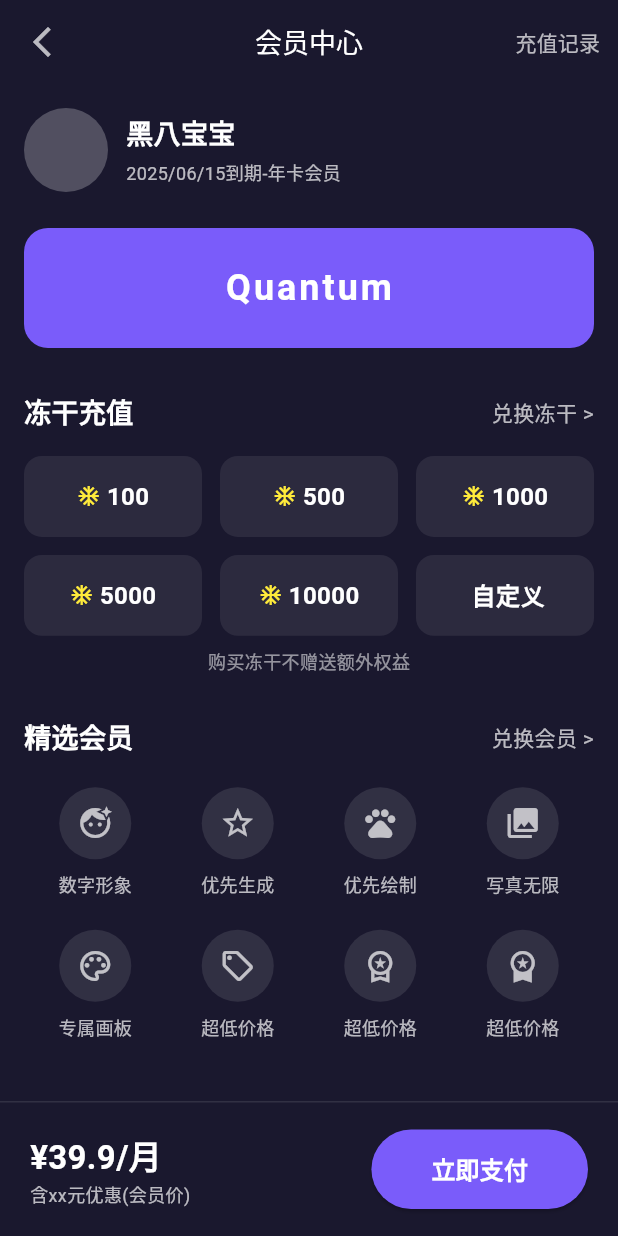
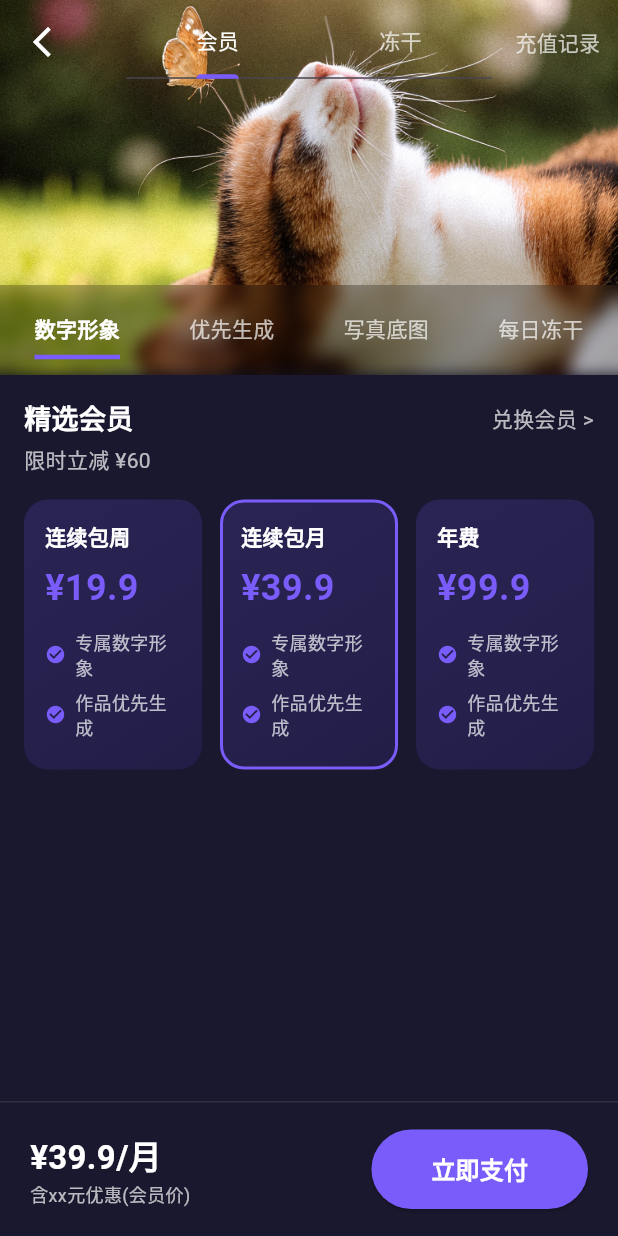
Before and after one commit to dongyangTHU/xhmflutter, a Flutter app: the MembershipRechargePage screen opened by its route, on a phone screen of 412 x 824 dp. Run offline on Flutter 3.47's test engine with Material 3 defaults, Android fonts, the phone set to English and light mode, and no system bars; our stand-ins replace go_router, image_picker, photo_view.

Commit message:
Initial commit of the pet app project

```diff
--- a/lib/pages/membership_recharge_page.dart
+++ b/lib/pages/membership_recharge_page.dart
@@ -1,6 +1,8 @@
 // lib/pages/membership_recharge_page.dart
 
+import 'dart:ui';
 import 'package:flutter/material.dart';
+import 'dart:async';
 
 class MembershipRechargePage extends StatefulWidget {
   const MembershipRechargePage({super.key});
@@ -9,8 +11,83 @@ class MembershipRechargePage extends StatefulWidget {
   State<MembershipRechargePage> createState() => _MembershipRechargePageState();
 }
 
-class _MembershipRechargePageState extends State<MembershipRechargePage> {
+class _MembershipRechargePageState extends State<MembershipRechargePage>
+    with SingleTickerProviderStateMixin {
+  late final TabController _tabController;
+  late final PageController _bannerPageController;
+  Timer? _bannerTimer;
+
+  int _selectedPrivilegeIndex = 0;
+  int _currentBannerSubIndex = 0;
+
+  final List<List<String>> _moduleBannerImages = [
+    [
+      'assets/images/cat1.jpg',
+      'assets/images/cat2.jpg',
+      'assets/images/cat3.jpg'
+    ],
+    ['assets/images/cat4.jpg', 'assets/images/cat5.jpg'],
+    [
+      'assets/images/cat6.jpg',
+      'assets/images/cat7.jpg',
+      'assets/images/cat8.jpg'
+    ],
+    ['assets/images/cat9.jpg'],
+  ];
+  final List<String> _privilegeLabels = ['数字形象', '优先生成', '写真底图', '每日冻干'];
   int _selectedPlanIndex = 1;
+
+  @override
+  void initState() {
+    super.initState();
+    _tabController = TabController(length: 2, vsync: this);
+    _bannerPageController = PageController();
+    _startBannerTimer();
+  }
+
+  @override
+  void dispose() {
+    _tabController.dispose();
+    _bannerPageController.dispose();
+    _bannerTimer?.cancel();
+    super.dispose();
+  }
+
+  void _startBannerTimer() {
+    _bannerTimer?.cancel();
+    _bannerTimer = Timer.periodic(const Duration(seconds: 5), (timer) {
+      if (!mounted || !_bannerPageController.hasClients) return;
+
+      List<String> currentModuleImages =
+          _moduleBannerImages[_selectedPrivilegeIndex];
+      int nextSubIndex = _currentBannerSubIndex + 1;
+
+      if (nextSubIndex >= currentModuleImages.length) {
+        int nextModuleIndex =
+            (_selectedPrivilegeIndex + 1) % _moduleBannerImages.length;
+
+        if (mounted) {
+          setState(() {
+            _selectedPrivilegeIndex = nextModuleIndex;
+            _currentBannerSubIndex = 0;
+          });
+        }
+
+        _bannerPageController.jumpToPage(0);
+      } else {
+        if (mounted) {
+          setState(() {
+            _currentBannerSubIndex = nextSubIndex;
+          });
+        }
+        _bannerPageController.animateToPage(
+          _currentBannerSubIndex,
+          duration: const Duration(milliseconds: 400),
+          curve: Curves.easeInOut,
+        );
+      }
+    });
+  }
 
   static const Color _primaryColor = Color(0xFF7A5CFA);
   static const Color _scaffoldBgColor = Color(0xFF1A182E);
@@ -19,43 +96,37 @@ class _MembershipRechargePageState extends State<MembershipRechargePage> {
   Widget build(BuildContext context) {
     return Scaffold(
       backgroundColor: _scaffoldBgColor,
-      appBar: _buildAppBar(),
-      body: SingleChildScrollView(
-        child: Padding(
-          padding: const EdgeInsets.symmetric(horizontal: 16.0),
-          child: Column(
-            crossAxisAlignment: CrossAxisAlignment.start,
+      extendBodyBehindAppBar: true,
+      appBar: _buildAppBar(context),
+      body: TabBarView(
+        controller: _tabController,
         children: [
-              const SizedBox(height: 16),
-              _buildUserInfoSection(),
-              const SizedBox(height: 24),
-              _buildQuantumBanner(),
-              const SizedBox(height: 30),
-              _buildFreezeDriedSection(),
-              const SizedBox(height: 30),
-              _buildMembershipPrivilegesSection(),
-              const SizedBox(height: 30),
-              _buildPricingSection(),
-              const SizedBox(height: 120),
+          _buildMembershipTab(context),
+          _buildFreezeDriedTab(context),
         ],
       ),
-        ),
-      ),
-      bottomNavigationBar: _buildBottomPayBar(),
     );
   }
 
-  AppBar _buildAppBar() {
+  AppBar _buildAppBar(BuildContext context) {
     return AppBar(
-      backgroundColor: _scaffoldBgColor,
+      backgroundColor: Colors.transparent,
       elevation: 0,
       leading: IconButton(
-        icon: const Icon(Icons.arrow_back_ios_new, color: Colors.white70),
+        icon: const Icon(Icons.arrow_back_ios_new, color: Colors.white),
         onPressed: () => Navigator.of(context).pop(),
       ),
-      title: const Text(
-        '会员中心',
-        style: TextStyle(color: Colors.white, fontSize: 18),
+      title: TabBar(
+        controller: _tabController,
+        labelColor: Colors.white,
+        unselectedLabelColor: Colors.white70,
+        indicatorColor: _primaryColor,
+        indicatorWeight: 3,
+        indicatorSize: TabBarIndicatorSize.label,
+        tabs: const [
+          Tab(text: '会员'),
+          Tab(text: '冻干'),
+        ],
       ),
       centerTitle: true,
       actions: [
@@ -70,182 +141,142 @@ class _MembershipRechargePageState extends State<MembershipRechargePage> {
     );
   }
 
-  Widget _buildUserInfoSection() {
-    return Row(
+  // --- “会员”页面的构建方法 ---
+  Widget _buildMembershipTab(BuildContext context) {
+    return Scaffold(
+      backgroundColor: Colors.transparent,
+      body: Column(
         children: [
-        const CircleAvatar(radius: 28, backgroundColor: Colors.white24),
-        const SizedBox(width: 12),
-        Column(
-          crossAxisAlignment: CrossAxisAlignment.start,
-          children: const [
-            Text(
-              '黑八宝宝',
-              style: TextStyle(
-                color: Colors.white,
-                fontSize: 18,
-                fontWeight: FontWeight.bold,
+          // 1. 顶部 Banner 和选择条区域（固定高度，不滚动）
+          _buildBannerAndSelectorStack(),
+          // 2. 下方的可滚动内容区域
+          Expanded(
+            child: SingleChildScrollView(
+              padding: const EdgeInsets.only(bottom: 24),
+              child: Padding(
+                padding: const EdgeInsets.all(16.0),
+                child: _buildPricingSection(),
               ),
             ),
-            SizedBox(height: 4),
-            Text(
-              '2025/06/15到期-年卡会员',
-              style: TextStyle(color: Colors.white70, fontSize: 12),
           ),
         ],
+      ),
+      bottomNavigationBar: _buildBottomPayBar('¥39.9/月', '含xx元优惠(会员价)'),
+    );
+  }
+
+  // 将 Banner 和选择条包裹在 Stack 中以实现叠加
+  Widget _buildBannerAndSelectorStack() {
+    // 使用 Key 来确保在模块切换时 PageView 被正确地重建
+    final pageViewKey = ValueKey<int>(_selectedPrivilegeIndex);
+
+    return Stack(
+      children: [
+        // 背景图片 Banner
+        SizedBox(
+          width: double.infinity,
+          height: 250,
+          child: PageView.builder(
+            key: pageViewKey,
+            controller: _bannerPageController,
+            itemCount: _moduleBannerImages[_selectedPrivilegeIndex].length,
+            onPageChanged: (page) {
+              setState(() {
+                _currentBannerSubIndex = page;
+              });
+            },
+            itemBuilder: (context, index) {
+              return Image.asset(
+                _moduleBannerImages[_selectedPrivilegeIndex][index],
+                fit: BoxFit.cover,
+              );
+            },
+          ),
+        ),
+        // 定位在底部的磨砂玻璃选择条
+        Positioned(
+          bottom: 0,
+          left: 0,
+          right: 0,
+          child: _buildPrivilegeSelectorBar(),
         ),
       ],
     );
   }
 
-  Widget _buildQuantumBanner() {
-    return Container(
-      height: 80,
-      width: double.infinity,
-      decoration: BoxDecoration(
-        color: _primaryColor,
-        borderRadius: BorderRadius.circular(16),
+  Widget _buildPrivilegeSelectorBar() {
+    return ClipRRect(
+      child: BackdropFilter(
+        filter: ImageFilter.blur(sigmaX: 5, sigmaY: 5),
+        child: Container(
+          height: 60,
+          color: Colors.black.withOpacity(0.25),
+          child: Row(
+            mainAxisAlignment: MainAxisAlignment.spaceAround,
+            children: List.generate(
+              _privilegeLabels.length,
+              (index) => _buildSelectorItem(index, _privilegeLabels[index]),
             ),
-      child: const Center(
-        child: Text(
-          'Quantum',
-          style: TextStyle(
-            color: Colors.white,
-            fontSize: 24,
-            fontWeight: FontWeight.bold,
-            letterSpacing: 2,
           ),
         ),
       ),
     );
   }
 
-  Widget _buildFreezeDriedSection() {
-    return Column(
-      children: [
-        _buildSectionHeader('冻干充值', '兑换冻干'),
-        const SizedBox(height: 16),
-        GridView.count(
-          crossAxisCount: 3,
-          shrinkWrap: true,
-          physics: const NeverScrollableScrollPhysics(),
-          mainAxisSpacing: 12,
-          crossAxisSpacing: 12,
-          childAspectRatio: 2.2,
-          children: [
-            _buildRechargeOption('100'),
-            _buildRechargeOption('500'),
-            _buildRechargeOption('1000'),
-            _buildRechargeOption('5000'),
-            _buildRechargeOption('10000'),
-            _buildRechargeOption('自定义', isCustom: true),
-          ],
-        ),
-        const SizedBox(height: 8),
-        const Text(
-          '购买冻干不赠送额外权益',
-          style: TextStyle(color: Colors.white54, fontSize: 12),
-        ),
-      ],
-    );
-  }
-
-  Widget _buildRechargeOption(String amount, {bool isCustom = false}) {
-    return Container(
+  Widget _buildSelectorItem(int index, String label) {
+    bool isSelected = _selectedPrivilegeIndex == index;
+    return GestureDetector(
+      onTap: () {
+        if (_selectedPrivilegeIndex == index) return;
+        setState(() {
+          _selectedPrivilegeIndex = index;
+          _currentBannerSubIndex = 0;
+        });
+        _bannerPageController.jumpToPage(0);
+        _startBannerTimer();
+      },
+      child: AnimatedContainer(
+        duration: const Duration(milliseconds: 200),
+        padding: const EdgeInsets.symmetric(vertical: 8.0),
         decoration: BoxDecoration(
-        color: Colors.white.withOpacity(0.08),
-        borderRadius: BorderRadius.circular(12),
-      ),
-      child: Column(
-        mainAxisAlignment: MainAxisAlignment.center,
-        children: [
-          Row(
-            mainAxisAlignment: MainAxisAlignment.center,
-            children: [
-              if (!isCustom)
-                // --- 关键修改：替换图标 ---
-                const Icon(Icons.ac_unit, color: Colors.yellow, size: 16),
-              const SizedBox(width: 4),
-              Text(
-                amount,
-                style: const TextStyle(
-                  color: Colors.white,
-                  fontSize: 16,
-                  fontWeight: FontWeight.bold,
+          border: Border(
+            bottom: BorderSide(
+              color: isSelected ? _primaryColor : Colors.transparent,
+              width: 3.0,
             ),
           ),
-            ],
         ),
-        ],
-      ),
-    );
-  }
-
-  Widget _buildMembershipPrivilegesSection() {
-    return Column(
-      children: [
-        _buildSectionHeader('精选会员', '兑换会员'),
-        const SizedBox(height: 20),
-        GridView.count(
-          crossAxisCount: 4,
-          shrinkWrap: true,
-          physics: const NeverScrollableScrollPhysics(),
-          children: [
-            _buildPrivilegeIcon(Icons.face_retouching_natural, '数字形象'),
-            _buildPrivilegeIcon(Icons.star_border, '优先生成'),
-            _buildPrivilegeIcon(Icons.pets, '优先绘制'),
-            _buildPrivilegeIcon(Icons.collections, '写真无限'),
-            _buildPrivilegeIcon(Icons.color_lens_outlined, '专属画板'),
-            _buildPrivilegeIcon(Icons.sell_outlined, '超低价格'),
-            _buildPrivilegeIcon(Icons.workspace_premium_outlined, '超低价格'),
-            _buildPrivilegeIcon(Icons.workspace_premium, '超低价格'),
-          ],
-        ),
-      ],
-    );
-  }
-
-  Widget _buildPrivilegeIcon(IconData icon, String label) {
-    return Column(
-      children: [
-        CircleAvatar(
-          radius: 24,
-          backgroundColor: Colors.white.withOpacity(0.1),
-          child: Icon(icon, color: Colors.white70),
-        ),
-        const SizedBox(height: 8),
-        Text(
+        child: Text(
           label,
-          style: const TextStyle(color: Colors.white70, fontSize: 12),
-        ),
-      ],
-    );
-  }
-
-  Widget _buildSectionHeader(String title, String actionText) {
-    return Row(
-      mainAxisAlignment: MainAxisAlignment.spaceBetween,
-      children: [
-        Text(
-          title,
-          style: const TextStyle(
-            color: Colors.white,
-            fontSize: 18,
-            fontWeight: FontWeight.bold,
+          style: TextStyle(
+            color: isSelected ? Colors.white : Colors.white70,
+            fontWeight: isSelected ? FontWeight.bold : FontWeight.normal,
+            fontSize: 14,
           ),
         ),
-        if (actionText.isNotEmpty)
-          Text(
-            '$actionText >',
-            style: const TextStyle(color: Colors.white70, fontSize: 14),
       ),
-      ],
     );
   }
 
   Widget _buildPricingSection() {
     return Column(
+      crossAxisAlignment: CrossAxisAlignment.start,
       children: [
-        _buildSectionHeader('限时立减 ¥60', ''),
+        Row(
+          mainAxisAlignment: MainAxisAlignment.spaceBetween,
+          children: const [
+            Text('精选会员',
+                style: TextStyle(
+                    color: Colors.white,
+                    fontSize: 18,
+                    fontWeight: FontWeight.bold)),
+            Text('兑换会员 >',
+                style: TextStyle(color: Colors.white70, fontSize: 14)),
+          ],
+        ),
+        const SizedBox(height: 4),
+        const Text('限时立减 ¥60',
+            style: TextStyle(color: Colors.white70, fontSize: 14)),
         const SizedBox(height: 16),
         Row(
           children: [
@@ -264,19 +295,15 @@ class _MembershipRechargePageState extends State<MembershipRechargePage> {
     bool isSelected = _selectedPlanIndex == index;
     return Expanded(
       child: GestureDetector(
-        onTap: () {
-          setState(() {
-            _selectedPlanIndex = index;
-          });
-        },
+        onTap: () => setState(() => _selectedPlanIndex = index),
         child: Container(
-          height: 200,
+          padding: const EdgeInsets.all(12.0),
+          height: 180,
           decoration: BoxDecoration(
             borderRadius: BorderRadius.circular(16),
             border: Border.all(
                 color: isSelected ? _primaryColor : Colors.transparent,
-              width: 2,
-            ),
+                width: 2),
             gradient: LinearGradient(
               begin: Alignment.topLeft,
               end: Alignment.bottomRight,
@@ -286,54 +313,172 @@ class _MembershipRechargePageState extends State<MembershipRechargePage> {
               ],
             ),
           ),
-          child: Padding(
-            padding: const EdgeInsets.all(12.0),
           child: Column(
             crossAxisAlignment: CrossAxisAlignment.start,
             children: [
-                Text(
-                  title,
+              Text(title,
                   style: const TextStyle(
-                    color: Colors.white,
-                    fontWeight: FontWeight.bold,
-                  ),
-                ),
+                      color: Colors.white, fontWeight: FontWeight.bold)),
               const SizedBox(height: 8),
-                Text(
-                  price,
+              Text(price,
                   style: const TextStyle(
                       color: _primaryColor,
                       fontSize: 24,
-                    fontWeight: FontWeight.bold,
-                  ),
-                ),
+                      fontWeight: FontWeight.bold)),
               const Spacer(),
-                _buildBenefitPoint(),
-                _buildBenefitPoint(),
-                _buildBenefitPoint(),
-                _buildBenefitPoint(),
+              _buildBenefitPoint('专属数字形象'),
+              _buildBenefitPoint('作品优先生成'),
             ],
-            ),
           ),
         ),
       ),
     );
   }
 
-  Widget _buildBenefitPoint() {
+  Widget _buildBenefitPoint(String text) {
     return Padding(
       padding: const EdgeInsets.only(bottom: 6.0),
       child: Row(
-        children: const [
-          Icon(Icons.check_circle, color: _primaryColor, size: 14),
-          SizedBox(width: 6),
-          Text('连续周卡续订', style: TextStyle(color: Colors.white70, fontSize: 12)),
+        children: [
+          const Icon(Icons.check_circle, color: _primaryColor, size: 14),
+          const SizedBox(width: 6),
+          Expanded(
+            child: Text(
+              text,
+              style: const TextStyle(color: Colors.white70, fontSize: 12),
+            ),
+          ),
         ],
       ),
     );
   }
 
-  Widget _buildBottomPayBar() {
+  // --- “冻干”标签页的构建方法 ---
+  Widget _buildFreezeDriedTab(BuildContext context) {
+    return Scaffold(
+      backgroundColor: Colors.transparent,
+      body: SingleChildScrollView(
+        // 为 AppBar 和状态栏预留空间
+        padding: EdgeInsets.only(
+            top: kToolbarHeight + MediaQuery.of(context).padding.top,
+            left: 16,
+            right: 16,
+            bottom: 24),
+        child: Column(
+          children: [
+            _buildSnapetCard(),
+            const SizedBox(height: 24),
+            _buildFreezeDriedSection(),
+          ],
+        ),
+      ),
+      bottomNavigationBar: _buildBottomPayBar('¥ 20', '首充双倍已生效, 立即获得200冻干'),
+    );
+  }
+
+  Widget _buildSnapetCard() {
+    return Container(
+      padding: const EdgeInsets.all(20),
+      decoration: BoxDecoration(
+        color: const Color(0xFF3A307B).withOpacity(0.3),
+        borderRadius: BorderRadius.circular(16),
+      ),
+      child: Column(
+        crossAxisAlignment: CrossAxisAlignment.start,
+        children: [
+          const Text('Snapet Card', style: TextStyle(color: Colors.white70)),
+          const SizedBox(height: 8),
+          Row(
+            mainAxisAlignment: MainAxisAlignment.spaceBetween,
+            children: [
+              const Text('冻干数量',
+                  style: TextStyle(color: Colors.white, fontSize: 18)),
+              Row(
+                children: const [
+                  Icon(Icons.ac_unit, color: Colors.yellow, size: 24),
+                  SizedBox(width: 8),
+                  Text('01274992',
+                      style: TextStyle(
+                          color: Colors.white,
+                          fontSize: 24,
+                          fontWeight: FontWeight.bold)),
+                ],
+              ),
+            ],
+          )
+        ],
+      ),
+    );
+  }
+
+  Widget _buildFreezeDriedSection() {
+    return Column(
+      children: [
+        Row(
+          mainAxisAlignment: MainAxisAlignment.spaceBetween,
+          children: const [
+            Text('冻干充值',
+                style: TextStyle(
+                    color: Colors.white,
+                    fontSize: 18,
+                    fontWeight: FontWeight.bold)),
+            Text('兑换冻干 >',
+                style: TextStyle(color: Colors.white70, fontSize: 14)),
+          ],
+        ),
+        const SizedBox(height: 16),
+        GridView.count(
+          crossAxisCount: 2,
+          shrinkWrap: true,
+          physics: const NeverScrollableScrollPhysics(),
+          mainAxisSpacing: 12,
+          crossAxisSpacing: 12,
+          childAspectRatio: 2.5,
+          children: [
+            _buildRechargeOption('200', '100x2'),
+            _buildRechargeOption('500', null),
+            _buildRechargeOption('1000', null),
+            _buildRechargeOption('5000', null),
+            _buildRechargeOption('10000', null),
+            _buildRechargeOption('自定义', null, isCustom: true),
+          ],
+        ),
+        const SizedBox(height: 8),
+        const Text('购买冻干立即即可体验',
+            style: TextStyle(color: Colors.white54, fontSize: 12)),
+      ],
+    );
+  }
+
+  Widget _buildRechargeOption(String amount, String? subtitle,
+      {bool isCustom = false}) {
+    return Container(
+      decoration: BoxDecoration(
+        color:
+            isCustom ? Colors.white.withOpacity(0.08) : const Color(0xFFC9A87D),
+        borderRadius: BorderRadius.circular(12),
+      ),
+      child: Column(
+        mainAxisAlignment: MainAxisAlignment.center,
+        children: [
+          Text(amount,
+              style: TextStyle(
+                  color: isCustom ? Colors.white : Colors.black87,
+                  fontSize: 20,
+                  fontWeight: FontWeight.bold)),
+          if (subtitle != null) ...[
+            const SizedBox(height: 4),
+            Text(subtitle,
+                style: TextStyle(
+                    color: isCustom ? Colors.white70 : Colors.black54,
+                    fontSize: 12)),
+          ]
+        ],
+      ),
+    );
+  }
+
+  Widget _buildBottomPayBar(String price, String subtitle) {
     return Container(
       height: 90,
       padding: const EdgeInsets.symmetric(horizontal: 20, vertical: 12),
@@ -347,19 +492,14 @@ class _MembershipRechargePageState extends State<MembershipRechargePage> {
           Column(
             crossAxisAlignment: CrossAxisAlignment.start,
             mainAxisAlignment: MainAxisAlignment.center,
-            children: const [
-              Text(
-                '¥39.9/月',
-                style: TextStyle(
+            children: [
+              Text(price,
+                  style: const TextStyle(
                       color: Colors.white,
                       fontSize: 22,
-                  fontWeight: FontWeight.bold,
-                ),
-              ),
-              Text(
-                '含xx元优惠(会员价)',
-                style: TextStyle(color: Colors.white70, fontSize: 12),
-              ),
+                      fontWeight: FontWeight.bold)),
+              Text(subtitle,
+                  style: const TextStyle(color: Colors.white70, fontSize: 12)),
             ],
           ),
           ElevatedButton(
@@ -367,18 +507,14 @@ class _MembershipRechargePageState extends State<MembershipRechargePage> {
             style: ElevatedButton.styleFrom(
               backgroundColor: _primaryColor,
               shape: RoundedRectangleBorder(
-                borderRadius: BorderRadius.circular(30),
-              ),
+                  borderRadius: BorderRadius.circular(30)),
               padding: const EdgeInsets.symmetric(horizontal: 40, vertical: 15),
             ),
-            child: const Text(
-              '立即支付',
+            child: const Text('立即支付',
                 style: TextStyle(
                     fontSize: 16,
                     fontWeight: FontWeight.bold,
-                color: Colors.white,
-              ),
-            ),
+                    color: Colors.white)),
           ),
         ],
       ),
```
Lines whose indentation alone changed are shown as unchanged.
